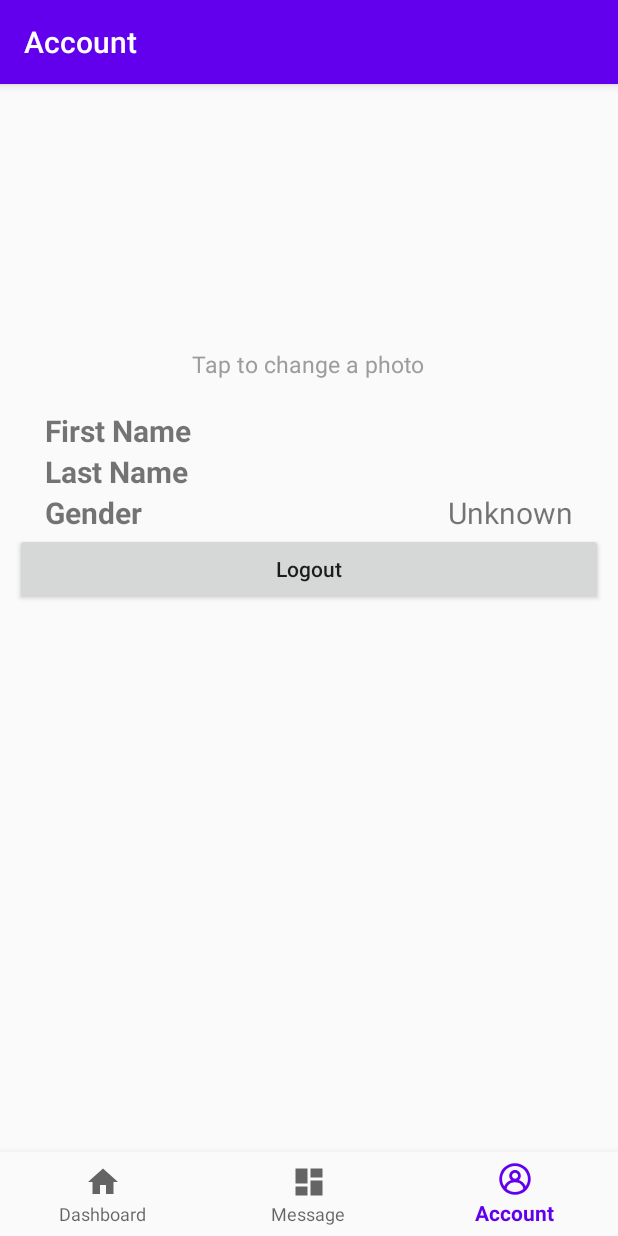
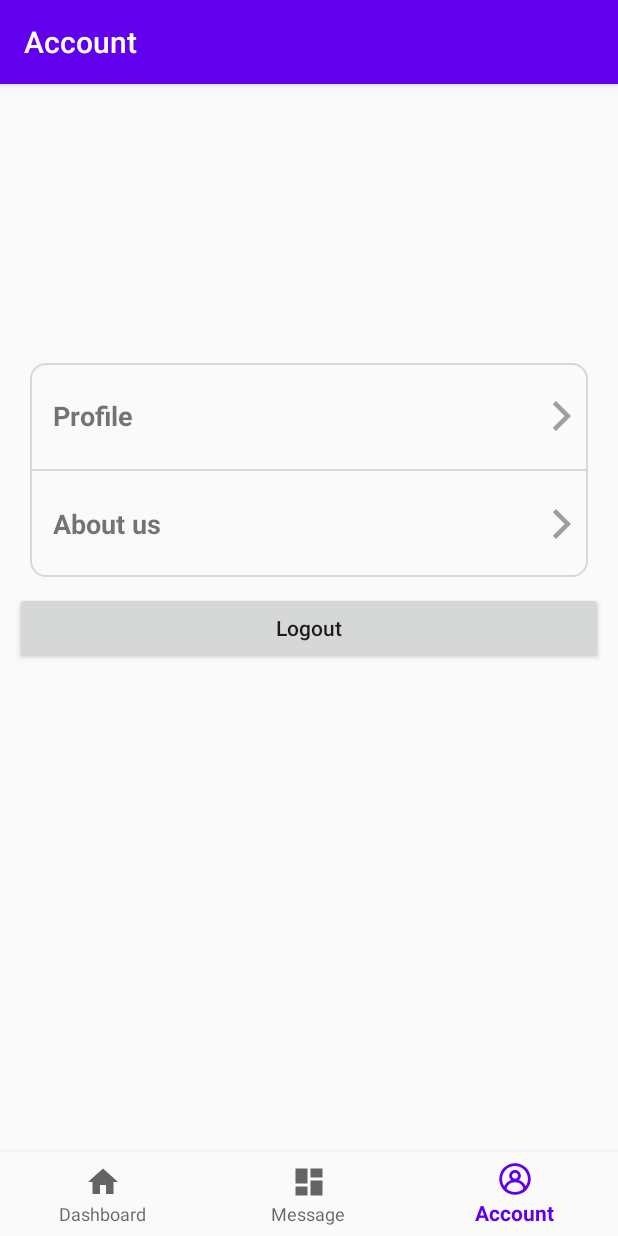
Before and after one commit to ArthurLhy/DigitalDoctor, an Android app: the AccountFragment screen opened through its navigation route, on a phone screen of 412 x 824 dp. Run offline under Robolectric (Android 15) with nearby library versions, the phone set to English and light mode, and no system bars; our stand-ins replace Firebase (no records; nobody signed in at launch, a user with empty details on screens opened directly), navigation-ui; pictures from the network do not load.

Commit message:
Account Page update

```diff
--- a/app/src/main/java/com/jxstarxxx/myapplication/ui/account/AccountFragment.java
+++ b/app/src/main/java/com/jxstarxxx/myapplication/ui/account/AccountFragment.java
@@ -12,6 +12,7 @@ import android.view.View;
 import android.view.ViewGroup;
 import android.widget.Button;
 import android.widget.ImageView;
+import android.widget.LinearLayout;
 import android.widget.TextView;
 import android.widget.Toast;
 
@@ -52,9 +53,7 @@ public class AccountFragment extends Fragment {
     private StorageReference storageRef;
 
     private ImageView profilePic;
-    private TextView firstName;
-    private TextView lastName;
-    private TextView gender;
+    private LinearLayout profile, aboutUs;
     private Button logout_btn;
 
     private String uid;
@@ -75,9 +74,8 @@ public class AccountFragment extends Fragment {
         storageRef = firebaseStorage.getReference();
 
         profilePic = root.findViewById(R.id.profile_pic);
-        firstName = root.findViewById(R.id.first_name);
-        lastName = root.findViewById(R.id.last_name);
-        gender = root.findViewById(R.id.gender);
+        profile = root.findViewById(R.id.profile);
+        aboutUs = root.findViewById(R.id.about_us);
         logout_btn = root.findViewById(R.id.logout_btn);
 
 
@@ -100,36 +98,19 @@ public class AccountFragment extends Fragment {
             }
         });
 
-        databaseRef.child("user").child(uid).get().addOnSuccessListener(new OnSuccessListener<DataSnapshot>() {
+
+
+        profile.setOnClickListener(new View.OnClickListener() {
             @Override
-            public void onSuccess(DataSnapshot dataSnapshot) {
-                User user = dataSnapshot.getValue(User.class);
-                firstName.setText(user.getFirstName());
-                lastName.setText(user.getLastName());
-                if (user.getGender() == 1) {
-                    gender.setText("Male");
-                } else if (user.getGender() == 2) {
-                    gender.setText("Female");
-                } else {
-                    gender.setText("Unknown");
-                }
-            }
-        }).addOnFailureListener(new OnFailureListener() {
-            @Override
-            public void onFailure(@NonNull Exception e) {
-                e.printStackTrace();
-                Toast.makeText(getContext(), e.getMessage(), Toast.LENGTH_SHORT).show();
+            public void onClick(View v) {
+                startActivity(new Intent(getActivity(), ProfileActivity.class));
             }
         });
 
-        profilePic.setOnClickListener(new View.OnClickListener() {
+        aboutUs.setOnClickListener(new View.OnClickListener() {
             @Override
             public void onClick(View v) {
-                Intent intent = new Intent();
-                intent.setAction(Intent.ACTION_PICK);
-                intent.setType("image/*");
 
-                startActivityForResult(intent, 200);
             }
         });
 
--- /dev/null
+++ b/app/src/main/res/drawable/bg_account.xml
@@ -0,0 +1,5 @@
+<?xml version="1.0" encoding="utf-8"?>
+<shape xmlns:android="http://schemas.android.com/apk/res/android">
+    <stroke android:color="#D8D8D8" android:width="1dp" />
+    <corners android:radius="10dp" />
+</shape>
--- /dev/null
+++ b/app/src/main/res/drawable/divider.xml
@@ -0,0 +1,5 @@
+<?xml version="1.0" encoding="utf-8"?>
+<shape xmlns:android="http://schemas.android.com/apk/res/android">
+    <solid android:color="#D8D8D8"/>
+    <size android:height="1dp"/>
+</shape>
--- /dev/null
+++ b/app/src/main/res/drawable/ic_baseline_arrow_forward_ios_24.xml
@@ -0,0 +1,5 @@
+<vector android:height="24dp" android:tint="#9E9E9E"
+    android:viewportHeight="24" android:viewportWidth="24"
+    android:width="24dp" xmlns:android="http://schemas.android.com/apk/res/android">
+    <path android:fillColor="@android:color/white" android:pathData="M5.88,4.12L13.76,12l-7.88,7.88L8,22l10,-10L8,2z"/>
+</vector>
--- a/app/src/main/res/layout/fragment_account.xml
+++ b/app/src/main/res/layout/fragment_account.xml
@@ -1,5 +1,5 @@
 <?xml version="1.0" encoding="utf-8"?>
-<RelativeLayout xmlns:android="http://schemas.android.com/apk/res/android"
+<ScrollView xmlns:android="http://schemas.android.com/apk/res/android"
     xmlns:tools="http://schemas.android.com/tools"
     android:layout_width="match_parent"
     android:layout_height="match_parent"
@@ -16,84 +16,85 @@
             android:layout_width="100dp"
             android:layout_height="100dp"
             android:layout_gravity="center"
-            android:scaleType="fitCenter"/>
-
-        <TextView
-            android:layout_width="wrap_content"
-            android:layout_height="wrap_content"
-            android:layout_marginTop="10dp"
-            android:layout_gravity="center"
-            android:text="Tap to change a photo"
-            android:textSize="15dp"
-            android:textColor="#9C9C9C"/>
+            android:scaleType="fitCenter"
+            android:layout_marginTop="10dp"/>
 
         <LinearLayout
             android:layout_width="match_parent"
             android:layout_height="wrap_content"
+            android:orientation="vertical"
+            android:layout_margin="10dp"
+            android:background="@drawable/bg_account">
+
+            <LinearLayout
+                android:id="@+id/profile"
+                android:layout_width="match_parent"
+                android:layout_height="60dp"
+                android:gravity="right"
                 android:orientation="horizontal"
-            android:layout_marginTop="20dp">
+                android:layout_margin="5dp">
 
                 <TextView
                     android:layout_width="wrap_content"
-                android:layout_height="wrap_content"
-                android:text="First Name"
-                android:textSize="20sp"
+                    android:layout_height="match_parent"
+                    android:text="Profile"
+                    android:gravity="center_vertical"
+                    android:textSize="18sp"
                     android:textStyle="bold"
-                android:layout_marginLeft="20dp"/>
+                    android:layout_marginLeft="10dp" />
 
-            <TextView
-                android:id="@+id/first_name"
+                <LinearLayout
                     android:layout_width="match_parent"
-                android:layout_height="wrap_content"
-                android:textAlignment="viewEnd"
-                android:textSize="20sp"
-                android:layout_marginRight="20dp" />
+                    android:layout_height="match_parent"
+                    android:gravity="right">
+
+                    <ImageView
+                        android:layout_width="wrap_content"
+                        android:layout_height="match_parent"
+                        android:src="@drawable/ic_baseline_arrow_forward_ios_24" />
 
                 </LinearLayout>
 
+
+            </LinearLayout>
+
+            <View
+                android:layout_width="match_parent"
+                android:layout_height="match_parent"
+                android:background="@drawable/divider" />
+
             <LinearLayout
+                android:id="@+id/about_us"
                 android:layout_width="match_parent"
-            android:layout_height="wrap_content"
+                android:layout_height="60dp"
+                android:layout_margin="5dp"
+                android:gravity="right"
                 android:orientation="horizontal">
 
                 <TextView
                     android:layout_width="wrap_content"
-                android:layout_height="wrap_content"
-                android:text="Last Name"
-                android:textSize="20sp"
+                    android:layout_height="match_parent"
+                    android:text="About us"
+                    android:gravity="center_vertical"
+                    android:textSize="18sp"
                     android:textStyle="bold"
-                android:layout_marginLeft="20dp"/>
+                    android:layout_marginLeft="10dp" />
 
-            <TextView
-                android:id="@+id/last_name"
+                <LinearLayout
                     android:layout_width="match_parent"
-                android:layout_height="wrap_content"
-                android:textAlignment="viewEnd"
-                android:textSize="20sp"
-                android:layout_marginRight="20dp" />
+                    android:layout_height="match_parent"
+                    android:gravity="right">
+
+                    <ImageView
+                        android:layout_width="wrap_content"
+                        android:layout_height="match_parent"
+                        android:src="@drawable/ic_baseline_arrow_forward_ios_24" />
 
                 </LinearLayout>
 
-        <LinearLayout
-            android:layout_width="match_parent"
-            android:layout_height="wrap_content"
-            android:orientation="horizontal">
+            </LinearLayout>
 
-            <TextView
-                android:layout_width="wrap_content"
-                android:layout_height="wrap_content"
-                android:text="Gender"
-                android:textSize="20sp"
-                android:textStyle="bold"
-                android:layout_marginLeft="20dp"/>
 
-            <TextView
-                android:id="@+id/gender"
-                android:layout_width="match_parent"
-                android:layout_height="wrap_content"
-                android:textAlignment="viewEnd"
-                android:textSize="20sp"
-                android:layout_marginRight="20dp" />
 
         </LinearLayout>
 
@@ -106,4 +107,4 @@
 
     </LinearLayout>
 
-</RelativeLayout>
+</ScrollView>
```
Also changed, not shown: app/src/main/AndroidManifest.xml (+7 -3 lines), app/src/main/java/com/jxstarxxx/myapplication/ui/account/ProfileActivity.java (added, +230 -0 lines), app/src/main/java/com/jxstarxxx/myapplication/ui/account/SetUsernameActivity.java (added, +92 -0 lines), app/src/main/res/drawable/bg_click.xml (added, +13 -0 lines), app/src/main/res/layout/activity_profile.xml (added, +145 -0 lines), app/src/main/res/layout/activity_set_username.xml (added, +36 -0 lines). Lines whose indentation alone changed are shown as unchanged.
